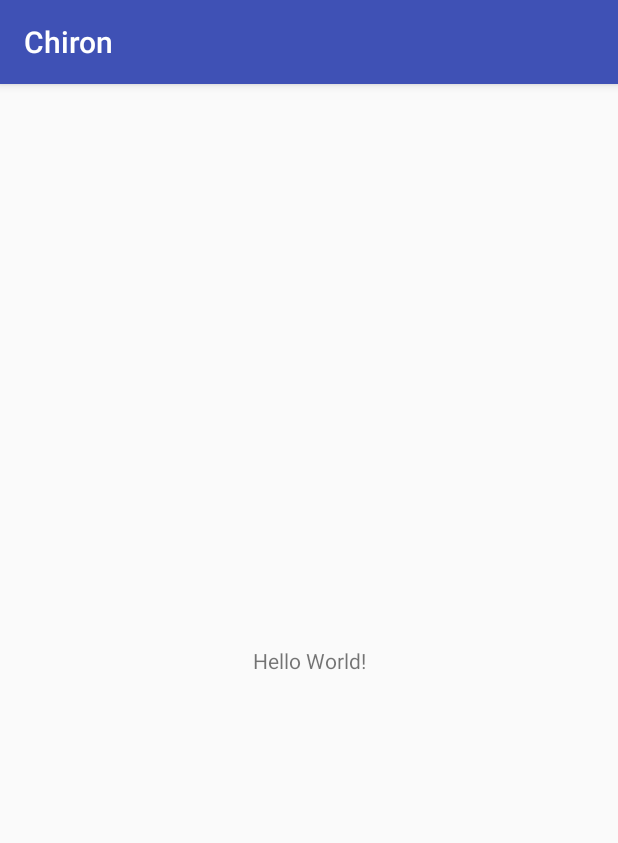
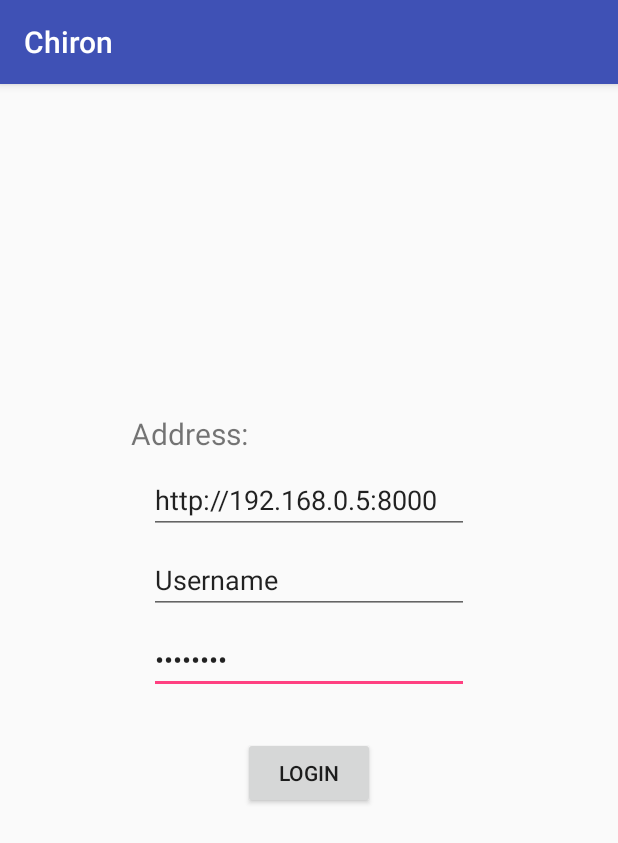
Before and after one commit to studiousKych/Chiron, an Android app: the screen it shows after launch (MainActivity), on a phone screen of 412 x 824 dp. Shown: the top 843 px of the screen. Run offline under Robolectric (Android 15) with nearby library versions, the phone set to English and light mode, and no system bars.

Commit message:
Start adding authentication functionality

```diff
--- a/chiron_app/chiron_project/app/src/main/AndroidManifest.xml
+++ b/chiron_app/chiron_project/app/src/main/AndroidManifest.xml
@@ -1,6 +1,9 @@
 <?xml version="1.0" encoding="utf-8"?>
 <manifest xmlns:android="http://schemas.android.com/apk/res/android"
     package="chiron.taylor.chirag.chiron">
+
+    <uses-permission android:name = "android.permission.INTERNET">
+    </uses-permission>
 
     <application
         android:allowBackup="true"
--- a/chiron_app/chiron_project/app/src/main/java/chiron/taylor/chirag/chiron/MainActivity.java
+++ b/chiron_app/chiron_project/app/src/main/java/chiron/taylor/chirag/chiron/MainActivity.java
@@ -1,13 +1,68 @@
 package chiron.taylor.chirag.chiron;
 
+import android.os.StrictMode;
 import android.support.v7.app.AppCompatActivity;
 import android.os.Bundle;
+import android.util.Log;
+import android.view.View;
+import android.widget.Button;
+import android.widget.EditText;
+
+import java.io.IOException;
+import java.io.OutputStream;
+import java.net.HttpURLConnection;
+import java.net.URL;
+
 
 public class MainActivity extends AppCompatActivity {
+    EditText address;
+    EditText username;
+    EditText password;
+
+    Button submit;
 
     @Override
     protected void onCreate(Bundle savedInstanceState) {
         super.onCreate(savedInstanceState);
         setContentView(R.layout.activity_main);
+
+        address = (EditText) findViewById(R.id.address);
+        username = (EditText) findViewById(R.id.username);
+        password = (EditText) findViewById(R.id.pass);
+
+        submit = (Button) findViewById(R.id.submit);
+    }
+
+    public void login(View view) throws IOException {
+        String server_address = address.getText().toString();
+        String server_user = username.getText().toString();
+        String server_pass = password.getText().toString();
+
+        URL server_endpoint = new URL(server_address);
+
+        String userData = "username=%s".format(server_user);
+        String passData = "password=%s".format(server_pass);
+
+        HttpURLConnection server_connection = (HttpURLConnection) server_endpoint.openConnection();
+
+        server_connection.setRequestMethod("POST");
+        server_connection.setDoOutput(true);
+
+        enableStrictMode();
+        OutputStream output_stream = server_connection.getOutputStream();
+
+        output_stream.write(userData.getBytes());
+        output_stream.write(passData.getBytes());
+        output_stream.close();
+
+        int response_code = server_connection.getResponseCode();
+        Log.wtf("main", Integer.toString(response_code));
+//        if (server_connection.getResponseCode() == 200)
+    }
+
+    public void enableStrictMode() {
+        StrictMode.ThreadPolicy policy = new StrictMode.ThreadPolicy.Builder().permitAll().build();
+
+        StrictMode.setThreadPolicy(policy);
     }
 }
--- a/chiron_app/chiron_project/app/src/main/res/layout/activity_main.xml
+++ b/chiron_app/chiron_project/app/src/main/res/layout/activity_main.xml
@@ -1,18 +1,83 @@
 <?xml version="1.0" encoding="utf-8"?>
-<android.support.constraint.ConstraintLayout xmlns:android="http://schemas.android.com/apk/res/android"
+<android.support.constraint.ConstraintLayout
+    xmlns:android="http://schemas.android.com/apk/res/android"
+    xmlns:tools="http://schemas.android.com/tools"
     xmlns:app="http://schemas.android.com/apk/res-auto"
-    xmlns:tools="http://schemas.android.com/tools"
     android:layout_width="match_parent"
     android:layout_height="match_parent"
     tools:context="chiron.taylor.chirag.chiron.MainActivity">
 
-    <TextView
+    <EditText
+        android:id="@+id/pass"
         android:layout_width="wrap_content"
         android:layout_height="wrap_content"
-        android:text="Hello World!"
+        android:layout_marginBottom="8dp"
+        android:layout_marginEnd="8dp"
+        android:layout_marginStart="8dp"
+        android:layout_marginTop="8dp"
+        android:ems="10"
+        android:inputType="textPassword"
+        android:text="arstarst"
         app:layout_constraintBottom_toBottomOf="parent"
-        app:layout_constraintLeft_toLeftOf="parent"
-        app:layout_constraintRight_toRightOf="parent"
+        app:layout_constraintEnd_toEndOf="parent"
+        app:layout_constraintStart_toStartOf="parent"
         app:layout_constraintTop_toTopOf="parent" />
 
+    <EditText
+        android:id="@+id/username"
+        android:layout_width="wrap_content"
+        android:layout_height="wrap_content"
+        android:layout_marginBottom="8dp"
+        android:layout_marginEnd="8dp"
+        android:layout_marginStart="8dp"
+        android:ems="10"
+        android:inputType="textPersonName"
+        android:text="@string/login_username"
+        app:layout_constraintBottom_toTopOf="@+id/pass"
+        app:layout_constraintEnd_toEndOf="parent"
+        app:layout_constraintStart_toStartOf="parent" />
+
+    <EditText
+        android:id="@+id/address"
+        android:layout_width="wrap_content"
+        android:layout_height="wrap_content"
+        android:layout_marginBottom="8dp"
+        android:layout_marginEnd="8dp"
+        android:layout_marginStart="8dp"
+        android:ems="10"
+        android:inputType="textPersonName"
+        android:text="@string/login_address"
+        app:layout_constraintBottom_toTopOf="@+id/username"
+        app:layout_constraintEnd_toEndOf="parent"
+        app:layout_constraintStart_toStartOf="parent" />
+
+    <Button
+        android:id="@+id/submit"
+        android:layout_width="wrap_content"
+        android:layout_height="wrap_content"
+        android:layout_marginBottom="8dp"
+        android:layout_marginEnd="8dp"
+        android:layout_marginStart="8dp"
+        android:layout_marginTop="8dp"
+        android:onClick="login"
+        android:text="@string/login_button"
+        app:layout_constraintBottom_toBottomOf="parent"
+        app:layout_constraintEnd_toEndOf="parent"
+        app:layout_constraintStart_toStartOf="parent"
+        app:layout_constraintTop_toBottomOf="@+id/pass"
+        app:layout_constraintVertical_bias="0.06999999" />
+
+    <TextView
+        android:id="@+id/textView"
+        android:layout_width="wrap_content"
+        android:layout_height="wrap_content"
+        android:layout_marginBottom="8dp"
+        android:layout_marginEnd="8dp"
+        android:layout_marginStart="8dp"
+        android:text="@string/login_address_label"
+        android:textSize="20sp"
+        app:layout_constraintBottom_toTopOf="@+id/address"
+        app:layout_constraintEnd_toEndOf="parent"
+        app:layout_constraintHorizontal_bias="0.25"
+        app:layout_constraintStart_toStartOf="parent" />
 </android.support.constraint.ConstraintLayout>
--- a/chiron_app/chiron_project/app/src/main/res/values/strings.xml
+++ b/chiron_app/chiron_project/app/src/main/res/values/strings.xml
@@ -1,3 +1,8 @@
 <resources>
     <string name="app_name">Chiron</string>
+
+    <string name="login_address_label">Address:</string>
+    <string name="login_address">http://192.168.0.5:8000</string>
+    <string name="login_username">Username</string>
+    <string name="login_button">Login</string>
 </resources>
```
Also changed, not shown: 1 other file.
